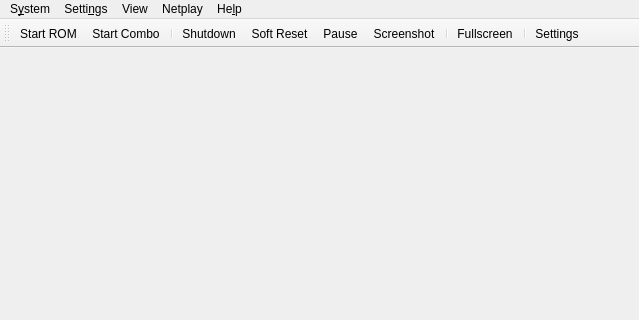
Old version of the form Source/RMG/UserInterface/MainWindow.ui in the repository nickthename/RMG-K; both pictures show x 0 to 639 and y 0 to 320 of the 639 by 543 pixel window.
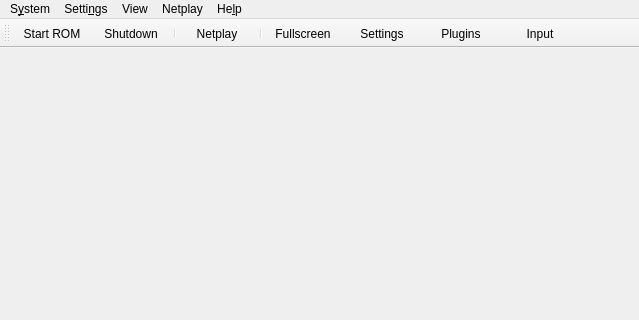
New version of the form. Icons and pictures are not drawn.

Commit message: Rework toolbar UI with netplay and plugin buttons

Diff of the .ui file:
```diff
--- a/Source/RMG/UserInterface/MainWindow.ui
+++ b/Source/RMG/UserInterface/MainWindow.ui
@@ -40,7 +40,7 @@
      <property name="icon">
       <iconset theme="restart-line"/>
      </property>
-     <addaction name="action_System_SoftReset"/>
+     <addaction name="action_Netplay_Start"/>
      <addaction name="action_System_HardReset"/>
     </widget>
     <widget class="QMenu" name="menuCurrent_Save_State">
@@ -85,7 +85,6 @@
      <addaction name="actionSpeed300"/>
     </widget>
     <addaction name="action_System_StartRom"/>
-    <addaction name="action_System_OpenCombo"/>
     <addaction name="separator"/>
     <addaction name="action_System_Shutdown"/>
     <addaction name="menuReset"/>
@@ -170,6 +169,9 @@
    <property name="movable">
     <bool>true</bool>
    </property>
+   <property name="styleSheet">
+    <string>QToolButton { min-width: 70px; }</string>
+   </property>
    <property name="toolButtonStyle">
     <enum>Qt::ToolButtonStyle::ToolButtonTextUnderIcon</enum>
    </property>
@@ -183,16 +185,14 @@
     <bool>false</bool>
    </attribute>
    <addaction name="action_System_StartRom"/>
-   <addaction name="action_System_OpenCombo"/>
-   <addaction name="separator"/>
    <addaction name="action_System_Shutdown"/>
-   <addaction name="action_System_SoftReset"/>
-   <addaction name="action_System_Pause"/>
-   <addaction name="action_System_Screenshot"/>
+   <addaction name="separator"/>
+   <addaction name="action_Netplay_Start"/>
    <addaction name="separator"/>
    <addaction name="action_View_Fullscreen"/>
-   <addaction name="separator"/>
    <addaction name="action_Settings_Settings"/>
+   <addaction name="action_Settings_Plugins"/>
+   <addaction name="action_Toolbar_Input"/>
   </widget>
   <action name="action_System_StartRom">
    <property name="icon">
@@ -204,10 +204,10 @@
   </action>
   <action name="action_System_OpenCombo">
    <property name="icon">
-    <iconset theme="file-line"/>
+    <iconset theme="aed-electrodes-fill"/>
    </property>
    <property name="text">
-    <string>Start Co&amp;mbo</string>
+    <string>&amp;P2P</string>
    </property>
   </action>
   <action name="action_System_Shutdown">
@@ -218,12 +218,12 @@
     <string>S&amp;hutdown</string>
    </property>
   </action>
-  <action name="action_System_SoftReset">
+  <action name="action_Netplay_Start">
    <property name="icon">
-    <iconset theme="restart-line"/>
+    <iconset theme="server-fill"/>
    </property>
    <property name="text">
-    <string>&amp;Soft Reset</string>
+    <string>&amp;Netplay</string>
    </property>
   </action>
   <action name="action_System_HardReset">
@@ -440,6 +440,22 @@
     <string>&amp;Settings</string>
    </property>
   </action>
+  <action name="action_Settings_Plugins">
+   <property name="icon">
+    <iconset theme="plug-line"/>
+   </property>
+   <property name="text">
+    <string>&amp;Plugins</string>
+   </property>
+  </action>
+  <action name="action_Toolbar_Input">
+   <property name="icon">
+    <iconset theme="gamepad-line"/>
+   </property>
+   <property name="text">
+    <string>&amp;Input</string>
+   </property>
+  </action>
   <action name="action_View_Fullscreen">
    <property name="icon">
     <iconset theme="fullscreen-line"/>
```
The commit also changes 11 other files.
